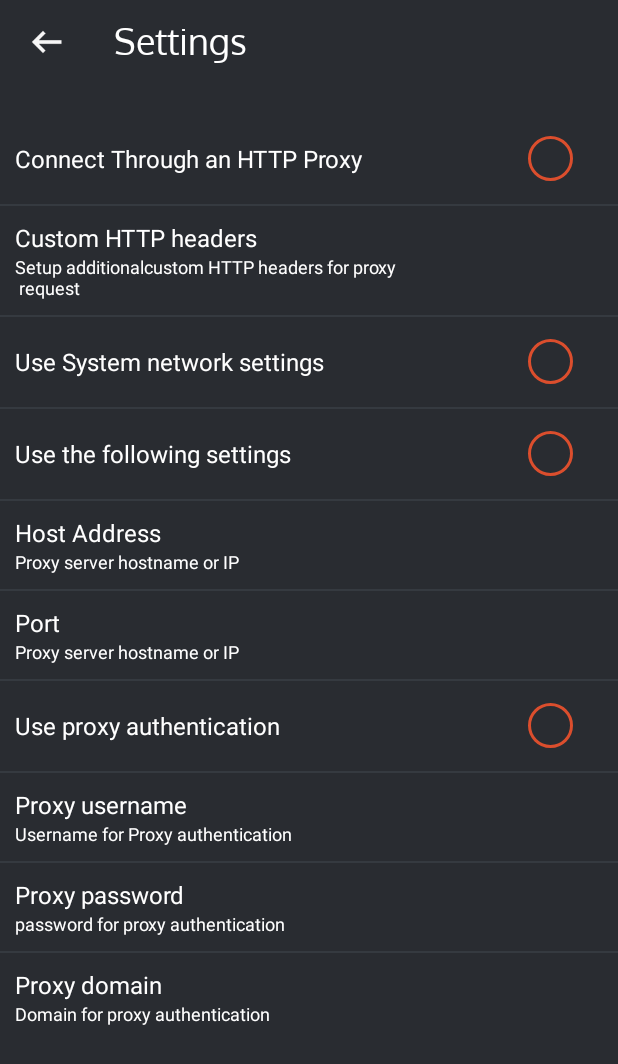
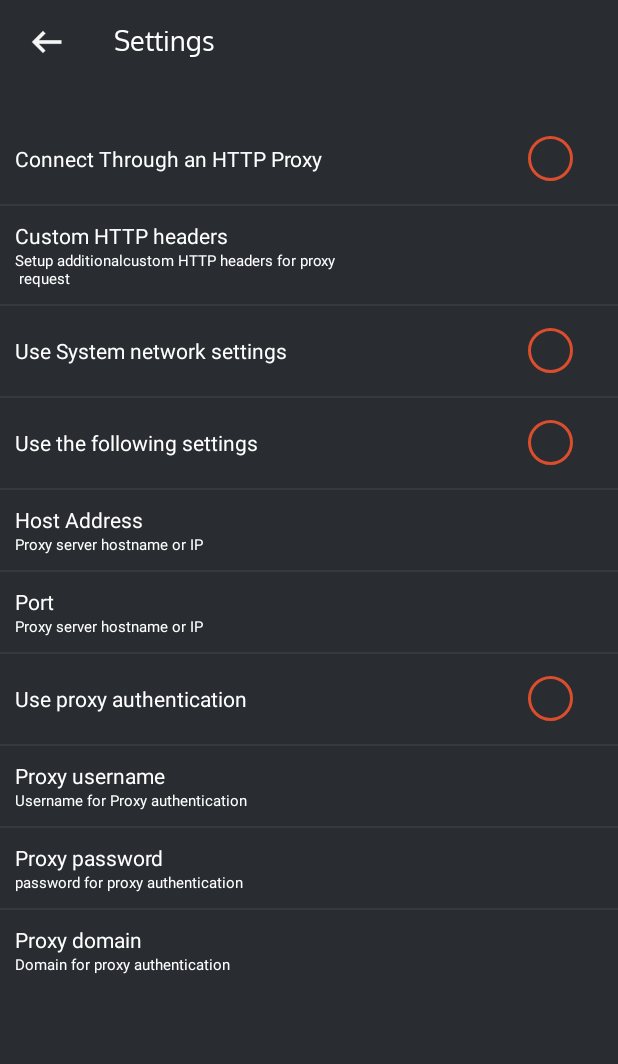
Before and after one commit to Asghar-ali-code/DingVpnn, an Android app: the fragment OptionFragment shown on its own in the app's theme, after a tap on "Proxy Settings", on a phone screen of 412 x 824 dp. Shown: the top 1064 px of the screen. Run offline under Robolectric (Android 15) with nearby library versions, the phone set to English and light mode, and no system bars; 1 statement that could not run was skipped.

Commit message:
Final UI updated

```diff
--- a/app/src/main/res/layout/activity_server.xml
+++ b/app/src/main/res/layout/activity_server.xml
@@ -26,7 +26,7 @@
                 android:layout_height="wrap_content"
                 android:layout_toEndOf="@id/ivback"
                 android:text="Servers"
-                android:textSize="24sp"
+                android:textSize="20sp"
                 android:textColor="@color/white"
                 android:layout_marginStart="30dp">
 
--- a/app/src/main/res/layout/activity_settings.xml
+++ b/app/src/main/res/layout/activity_settings.xml
@@ -34,7 +34,7 @@
                 android:text="Settings"
                 android:layout_gravity="center"
                 android:layout_marginStart="30dp"
-                android:textSize="24sp"
+                android:textSize="18sp"
                 android:fontFamily="@font/oxygen_regular" />
 
         </LinearLayout>
@@ -63,7 +63,7 @@
                 android:layout_marginStart="10dp"
                 android:text="Connect Through an HTTP Proxy"
                 android:textColor="@color/white"
-                android:textSize="16sp" />
+                android:textSize="14sp" />
 
             <CheckBox
                 android:id="@+id/httpcheck"
@@ -88,7 +88,7 @@
             android:layout_marginTop="10dp"
             android:text="Custom HTTP headers"
             android:textColor="@color/white"
-            android:textSize="16sp" />
+            android:textSize="14sp" />
 
         <TextView
             android:layout_width="wrap_content"
@@ -97,7 +97,7 @@
             android:layout_marginStart="10dp"
             android:text="Setup additionalcustom HTTP headers for proxy\n request"
             android:textColor="@color/white"
-            android:textSize="12sp" />
+            android:textSize="10sp" />
 
         <View
             android:layout_width="match_parent"
@@ -117,7 +117,7 @@
                 android:layout_marginStart="10dp"
                 android:text="Use System network settings"
                 android:textColor="@color/white"
-                android:textSize="16sp" />
+                android:textSize="14sp" />
 
             <CheckBox
                 android:id="@+id/systemcheck"
@@ -146,7 +146,7 @@
                 android:layout_marginStart="10dp"
                 android:text="Use the following settings"
                 android:textColor="@color/white"
-                android:textSize="16sp" />
+                android:textSize="14sp" />
 
             <CheckBox
                 android:id="@+id/followingcheck"
@@ -174,7 +174,7 @@
             android:layout_marginTop="10dp"
             android:text="Host Address"
             android:textColor="@color/white"
-            android:textSize="16sp" />
+            android:textSize="14sp" />
 
         <TextView
             android:layout_width="wrap_content"
@@ -183,7 +183,7 @@
             android:layout_marginStart="10dp"
             android:text="Proxy server hostname or IP"
             android:textColor="@color/white"
-            android:textSize="12sp" />
+            android:textSize="10sp" />
 </LinearLayout>
 
         <View
@@ -204,7 +204,7 @@
             android:layout_marginTop="10dp"
             android:text="Port"
             android:textColor="@color/white"
-            android:textSize="16sp" />
+            android:textSize="14sp" />
 
         <TextView
             android:layout_width="wrap_content"
@@ -213,7 +213,7 @@
             android:layout_marginStart="10dp"
             android:text="Proxy server hostname or IP"
             android:textColor="@color/white"
-            android:textSize="12sp" />
+            android:textSize="10sp" />
        </LinearLayout>
 
         <View
@@ -232,7 +232,7 @@
                 android:layout_centerVertical="true"
                 android:text="Use proxy authentication"
                 android:textColor="@color/white"
-                android:textSize="16sp"
+                android:textSize="14sp"
                 android:layout_marginStart="10dp" />
 
             <CheckBox
@@ -261,7 +261,7 @@
             android:layout_marginTop="10dp"
             android:text="Proxy username"
             android:textColor="@color/white"
-            android:textSize="16sp" />
+            android:textSize="14sp" />
 
         <TextView
             android:layout_width="wrap_content"
@@ -270,7 +270,7 @@
             android:layout_marginStart="10dp"
             android:text="Username for Proxy authentication"
             android:textColor="@color/white"
-            android:textSize="12sp" />
+            android:textSize="10sp" />
     </LinearLayout>
 
         <View
@@ -291,7 +291,7 @@
             android:layout_marginTop="10dp"
             android:text="Proxy password"
             android:textColor="@color/white"
-            android:textSize="16sp" />
+            android:textSize="14sp" />
 
         <TextView
             android:layout_width="wrap_content"
@@ -300,7 +300,7 @@
             android:layout_marginStart="10dp"
             android:text="password for proxy authentication"
             android:textColor="@color/white"
-            android:textSize="12sp" />
+            android:textSize="10sp" />
     </LinearLayout>
 
         <View
@@ -321,7 +321,7 @@
             android:layout_marginTop="10dp"
             android:text="Proxy domain"
             android:textColor="@color/white"
-            android:textSize="16sp" />
+            android:textSize="14sp" />
 
         <TextView
             android:layout_width="wrap_content"
@@ -330,7 +330,7 @@
             android:layout_marginStart="10dp"
             android:text="Domain for proxy authentication"
             android:textColor="@color/white"
-            android:textSize="12sp" />
+            android:textSize="10sp" />
 </LinearLayout>
 
     </LinearLayout>
--- a/app/src/main/res/layout/domain_dialog.xml
+++ b/app/src/main/res/layout/domain_dialog.xml
@@ -15,7 +15,7 @@
             android:layout_height="wrap_content"
             android:text="Domain"
             android:layout_margin="10dp"
-            android:textSize="18sp"
+            android:textSize="14sp"
             android:textColor="@color/white"
             android:id="@+id/tvdomain"
             android:fontFamily="@font/oxygen_regular" />
@@ -42,7 +42,7 @@
             android:text="Ok"
             android:textColor="@color/OrangeDark"
             android:layout_marginEnd="20dp"
-            android:textSize="16sp"
+            android:textSize="14sp"
             android:fontFamily="@font/oxygen_regular"
             android:layout_marginBottom="10dp"
             android:id="@+id/tvok" />
@@ -54,7 +54,7 @@
             android:text="Cancel"
             android:textColor="@color/white"
             android:layout_marginEnd="40dp"
-            android:textSize="16sp"
+            android:textSize="14sp"
             android:fontFamily="@font/oxygen_regular"
             android:layout_marginBottom="10dp"
             android:id="@+id/tvcancel" />
--- a/app/src/main/res/layout/password_dialog.xml
+++ b/app/src/main/res/layout/password_dialog.xml
@@ -14,7 +14,7 @@
             android:layout_height="wrap_content"
             android:text="Password"
             android:layout_margin="10dp"
-            android:textSize="18sp"
+            android:textSize="14sp"
             android:textColor="@color/white"
             android:id="@+id/tvdomain"
             android:fontFamily="@font/oxygen_regular" />
@@ -41,7 +41,7 @@
             android:text="Ok"
             android:textColor="@color/OrangeDark"
             android:layout_marginEnd="20dp"
-            android:textSize="16sp"
+            android:textSize="14sp"
             android:fontFamily="@font/oxygen_regular"
             android:layout_marginBottom="10dp"
             android:id="@+id/tvok" />
@@ -53,7 +53,7 @@
             android:text="Cancel"
             android:textColor="@color/white"
             android:layout_marginEnd="40dp"
-            android:textSize="16sp"
+            android:textSize="14sp"
             android:fontFamily="@font/oxygen_regular"
             android:layout_marginBottom="10dp"
             android:id="@+id/tvcancel" />
--- a/app/src/main/res/layout/port_dialog.xml
+++ b/app/src/main/res/layout/port_dialog.xml
@@ -14,7 +14,7 @@
             android:layout_height="wrap_content"
             android:text="Port"
             android:layout_margin="10dp"
-            android:textSize="18sp"
+            android:textSize="14sp"
             android:textColor="@color/white"
             android:id="@+id/tvdomain"
             android:fontFamily="@font/oxygen_regular" />
@@ -41,7 +41,7 @@
             android:text="Ok"
             android:textColor="@color/OrangeDark"
             android:layout_marginEnd="20dp"
-            android:textSize="16sp"
+            android:textSize="14sp"
             android:fontFamily="@font/oxygen_regular"
             android:layout_marginBottom="10dp"
             android:id="@+id/tvok" />
@@ -53,7 +53,7 @@
             android:text="Cancel"
             android:textColor="@color/white"
             android:layout_marginEnd="40dp"
-            android:textSize="16sp"
+            android:textSize="14sp"
             android:fontFamily="@font/oxygen_regular"
             android:layout_marginBottom="10dp"
             android:id="@+id/tvcancel" />
--- a/app/src/main/res/layout/rate_dialog.xml
+++ b/app/src/main/res/layout/rate_dialog.xml
@@ -71,6 +71,8 @@
     <androidx.appcompat.widget.AppCompatRatingBar
         android:layout_width="wrap_content"
         android:layout_height="wrap_content"
+        android:minWidth="@dimen/_20sdp"
+        android:minHeight="@dimen/_15sdp"
         android:numStars="5"
         android:stepSize="0.5"
         android:rating="4"
--- a/app/src/main/res/layout/username_dialog.xml
+++ b/app/src/main/res/layout/username_dialog.xml
@@ -14,7 +14,7 @@
             android:layout_height="wrap_content"
             android:text="Username"
             android:layout_margin="10dp"
-            android:textSize="18sp"
+            android:textSize="14sp"
             android:textColor="@color/white"
             android:id="@+id/tvdomain"
             android:fontFamily="@font/oxygen_regular" />
@@ -41,7 +41,7 @@
             android:text="Ok"
             android:textColor="@color/OrangeDark"
             android:layout_marginEnd="20dp"
-            android:textSize="16sp"
+            android:textSize="14sp"
             android:fontFamily="@font/oxygen_regular"
             android:layout_marginBottom="10dp"
             android:id="@+id/tvok" />
@@ -53,7 +53,7 @@
             android:text="Cancel"
             android:textColor="@color/white"
             android:layout_marginEnd="40dp"
-            android:textSize="16sp"
+            android:textSize="14sp"
             android:fontFamily="@font/oxygen_regular"
             android:layout_marginBottom="10dp"
             android:id="@+id/tvcancel" />
```
Also changed, not shown: app/src/main/res/layout/activity_setting_lang.xml (+7 -7 lines), app/src/main/res/layout/fragment_option.xml (+9 -9 lines), app/src/main/res/layout/fragment_stats.xml (+6 -6 lines).
